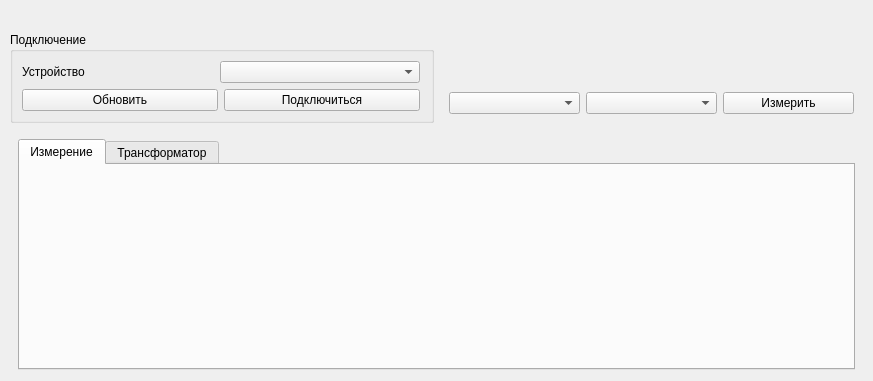
The window that devices/device_iks30a.ui (aarsmirnov/etl_probator) describes before a commit, drawn with Qt 5.
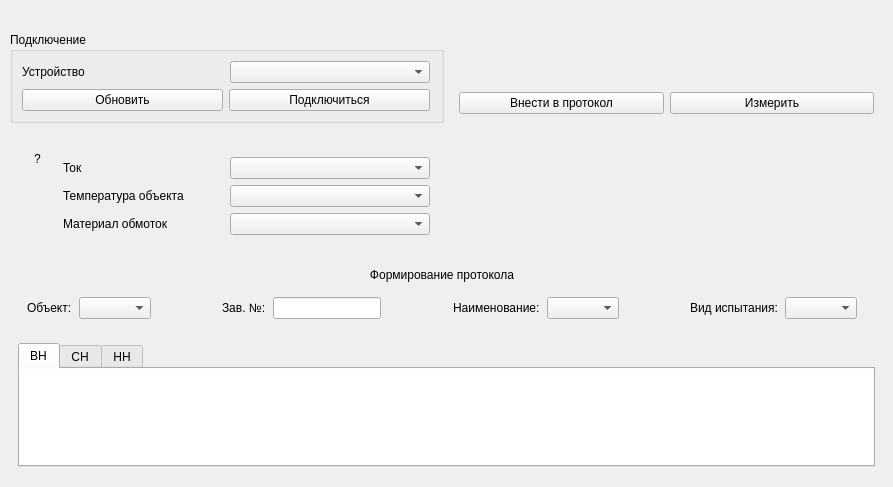
The same window after the commit. The open tabs and pages were chosen to show the change.

Patch:
```diff
--- a/devices/device_iks30a.ui
+++ b/devices/device_iks30a.ui
@@ -6,8 +6,8 @@
    <rect>
     <x>0</x>
     <y>0</y>
-    <width>873</width>
-    <height>381</height>
+    <width>893</width>
+    <height>487</height>
    </rect>
   </property>
   <property name="windowTitle">
@@ -170,10 +170,11 @@
          <item>
           <layout class="QHBoxLayout" name="horizontalLayout">
            <item>
-            <widget class="QComboBox" name="cbAmperage"/>
-           </item>
-           <item>
-            <widget class="QComboBox" name="cbMeasureType"/>
+            <widget class="QPushButton" name="pbProtocol">
+             <property name="text">
+              <string>Внести в протокол</string>
+             </property>
+            </widget>
            </item>
            <item>
             <widget class="QPushButton" name="pbMeasure">
@@ -196,93 +197,411 @@
       <number>1</number>
      </property>
      <widget class="QWidget" name="page1">
-      <layout class="QGridLayout" name="gridLayout">
-       <property name="bottomMargin">
-        <number>0</number>
-       </property>
+      <layout class="QGridLayout" name="gridLayout_5">
+       <item row="1" column="0">
+        <widget class="QWidget" name="wProtocol" native="true">
+         <property name="sizePolicy">
+          <sizepolicy hsizetype="Expanding" vsizetype="Preferred">
+           <horstretch>0</horstretch>
+           <verstretch>0</verstretch>
+          </sizepolicy>
+         </property>
+         <layout class="QVBoxLayout" name="verticalLayout_3">
+          <property name="leftMargin">
+           <number>0</number>
+          </property>
+          <item>
+           <widget class="QLabel" name="lblProtocolTitle">
+            <property name="text">
+             <string>Формирование протокола</string>
+            </property>
+            <property name="alignment">
+             <set>Qt::AlignCenter</set>
+            </property>
+           </widget>
+          </item>
+          <item>
+           <widget class="QWidget" name="wProtocolSettings" native="true">
+            <layout class="QHBoxLayout" name="horizontalLayout_7">
+             <property name="spacing">
+              <number>7</number>
+             </property>
+             <item>
+              <widget class="QLabel" name="lblObject">
+               <property name="sizePolicy">
+                <sizepolicy hsizetype="Fixed" vsizetype="Preferred">
+                 <horstretch>0</horstretch>
+                 <verstretch>0</verstretch>
+                </sizepolicy>
+               </property>
+               <property name="text">
+                <string>Объект:</string>
+               </property>
+              </widget>
+             </item>
+             <item>
+              <widget class="QComboBox" name="cbObject">
+               <property name="sizePolicy">
+                <sizepolicy hsizetype="Expanding" vsizetype="Fixed">
+                 <horstretch>0</horstretch>
+                 <verstretch>0</verstretch>
+                </sizepolicy>
+               </property>
+              </widget>
+             </item>
+             <item>
+              <spacer name="horizontalSpacer_5">
+               <property name="orientation">
+                <enum>Qt::Horizontal</enum>
+               </property>
+               <property name="sizeHint" stdset="0">
+                <size>
+                 <width>40</width>
+                 <height>20</height>
+                </size>
+               </property>
+              </spacer>
+             </item>
+             <item>
+              <widget class="QLabel" name="lblbNum">
+               <property name="sizePolicy">
+                <sizepolicy hsizetype="Fixed" vsizetype="Preferred">
+                 <horstretch>0</horstretch>
+                 <verstretch>0</verstretch>
+                </sizepolicy>
+               </property>
+               <property name="text">
+                <string>Зав. №:</string>
+               </property>
+              </widget>
+             </item>
+             <item>
+              <widget class="QLineEdit" name="lineEdit">
+               <property name="sizePolicy">
+                <sizepolicy hsizetype="Expanding" vsizetype="Fixed">
+                 <horstretch>0</horstretch>
+                 <verstretch>0</verstretch>
+                </sizepolicy>
+               </property>
+              </widget>
+             </item>
+             <item>
+              <spacer name="horizontalSpacer_6">
+               <property name="orientation">
+                <enum>Qt::Horizontal</enum>
+               </property>
+               <property name="sizeHint" stdset="0">
+                <size>
+                 <width>40</width>
+                 <height>20</height>
+                </size>
+               </property>
+              </spacer>
+             </item>
+             <item>
+              <widget class="QLabel" name="lblName">
+               <property name="sizePolicy">
+                <sizepolicy hsizetype="Fixed" vsizetype="Preferred">
+                 <horstretch>0</horstretch>
+                 <verstretch>0</verstretch>
+                </sizepolicy>
+               </property>
+               <property name="text">
+                <string>Наименование:</string>
+               </property>
+              </widget>
+             </item>
+             <item>
+              <widget class="QComboBox" name="cbName">
+               <property name="sizePolicy">
+                <sizepolicy hsizetype="Expanding" vsizetype="Fixed">
+                 <horstretch>0</horstretch>
+                 <verstretch>0</verstretch>
+                </sizepolicy>
+               </property>
+              </widget>
+             </item>
+             <item>
+              <spacer name="horizontalSpacer_7">
+               <property name="orientation">
+                <enum>Qt::Horizontal</enum>
+               </property>
+               <property name="sizeHint" stdset="0">
+                <size>
+                 <width>40</width>
+                 <height>20</height>
+                </size>
+               </property>
+              </spacer>
+             </item>
+             <item>
+              <widget class="QLabel" name="lblType">
+               <property name="sizePolicy">
+                <sizepolicy hsizetype="Fixed" vsizetype="Preferred">
+                 <horstretch>0</horstretch>
+                 <verstretch>0</verstretch>
+                </sizepolicy>
+               </property>
+               <property name="text">
+                <string>Вид испытания:</string>
+               </property>
+              </widget>
+             </item>
+             <item>
+              <widget class="QComboBox" name="cbType">
+               <property name="sizePolicy">
+                <sizepolicy hsizetype="Expanding" vsizetype="Fixed">
+                 <horstretch>0</horstretch>
+                 <verstretch>0</verstretch>
+                </sizepolicy>
+               </property>
+              </widget>
+             </item>
+            </layout>
+           </widget>
+          </item>
+         </layout>
+        </widget>
+       </item>
        <item row="0" column="0">
+        <widget class="QWidget" name="wParams" native="true">
+         <property name="sizePolicy">
+          <sizepolicy hsizetype="Preferred" vsizetype="Fixed">
+           <horstretch>0</horstretch>
+           <verstretch>0</verstretch>
+          </sizepolicy>
+         </property>
+         <layout class="QHBoxLayout" name="horizontalLayout_6">
+          <item>
+           <layout class="QVBoxLayout" name="verticalLayout_2">
+            <item>
+             <widget class="QToolButton" name="tbHelp">
+              <property name="text">
+               <string>?</string>
+              </property>
+              <property name="autoRaise">
+               <bool>true</bool>
+              </property>
+             </widget>
+            </item>
+            <item>
+             <spacer name="verticalSpacer_3">
+              <property name="orientation">
+               <enum>Qt::Vertical</enum>
+              </property>
+              <property name="sizeHint" stdset="0">
+               <size>
+                <width>20</width>
+                <height>40</height>
+               </size>
+              </property>
+             </spacer>
+            </item>
+           </layout>
+          </item>
+          <item>
+           <widget class="QWidget" name="wMeasureParams" native="true">
+            <layout class="QGridLayout" name="gridLayout">
+             <item row="0" column="0">
+              <widget class="QLabel" name="lblAmperage">
+               <property name="text">
+                <string>Ток</string>
+               </property>
+              </widget>
+             </item>
+             <item row="0" column="2">
+              <widget class="QComboBox" name="cbAmperage">
+               <property name="minimumSize">
+                <size>
+                 <width>200</width>
+                 <height>0</height>
+                </size>
+               </property>
+              </widget>
+             </item>
+             <item row="1" column="2">
+              <widget class="QComboBox" name="cbTemp">
+               <property name="minimumSize">
+                <size>
+                 <width>200</width>
+                 <height>0</height>
+                </size>
+               </property>
+              </widget>
+             </item>
+             <item row="1" column="0">
+              <widget class="QLabel" name="lblTemp">
+               <property name="text">
+                <string>Температура объекта</string>
+               </property>
+              </widget>
+             </item>
+             <item row="2" column="2">
+              <widget class="QComboBox" name="cbMaterial">
+               <property name="minimumSize">
+                <size>
+                 <width>200</width>
+                 <height>0</height>
+                </size>
+               </property>
+              </widget>
+             </item>
+             <item row="2" column="0">
+              <widget class="QLabel" name="lblMaterial">
+               <property name="text">
+                <string>Материал обмоток</string>
+               </property>
+              </widget>
+             </item>
+             <item row="0" column="1">
+              <spacer name="horizontalSpacer_2">
+               <property name="orientation">
+                <enum>Qt::Horizontal</enum>
+               </property>
+               <property name="sizeType">
+                <enum>QSizePolicy::Fixed</enum>
+               </property>
+               <property name="sizeHint" stdset="0">
+                <size>
+                 <width>40</width>
+                 <height>20</height>
+                </size>
+               </property>
+              </spacer>
+             </item>
+             <item row="1" column="1">
+              <spacer name="horizontalSpacer_3">
+               <property name="orientation">
+                <enum>Qt::Horizontal</enum>
+               </property>
+               <property name="sizeType">
+                <enum>QSizePolicy::Fixed</enum>
+               </property>
+               <property name="sizeHint" stdset="0">
+                <size>
+                 <width>40</width>
+                 <height>20</height>
+                </size>
+               </property>
+              </spacer>
+             </item>
+             <item row="2" column="1">
+              <spacer name="horizontalSpacer_4">
+               <property name="orientation">
+                <enum>Qt::Horizontal</enum>
+               </property>
+               <property name="sizeType">
+                <enum>QSizePolicy::Fixed</enum>
+               </property>
+               <property name="sizeHint" stdset="0">
+                <size>
+                 <width>40</width>
+                 <height>20</height>
+                </size>
+               </property>
+              </spacer>
+             </item>
+            </layout>
+           </widget>
+          </item>
+          <item>
+           <widget class="QLabel" name="lblMeasureResult">
+            <property name="sizePolicy">
+             <sizepolicy hsizetype="Expanding" vsizetype="Expanding">
+              <horstretch>0</horstretch>
+              <verstretch>0</verstretch>
+             </sizepolicy>
+            </property>
+            <property name="text">
+             <string/>
+            </property>
+           </widget>
+          </item>
+         </layout>
+        </widget>
+       </item>
+       <item row="2" column="0">
         <widget class="QTabWidget" name="tabWidget">
          <property name="currentIndex">
           <number>0</number>
          </property>
          <widget class="QWidget" name="tab1">
           <attribute name="title">
-           <string>Измерение</string>
+           <string>ВН</string>
           </attribute>
-          <layout class="QGridLayout" name="gridLayout_5">
+          <layout class="QGridLayout" name="gridLayout_7">
+           <property name="leftMargin">
+            <number>0</number>
+           </property>
+           <property name="topMargin">
+            <number>0</number>
+           </property>
+           <property name="rightMargin">
+            <number>0</number>
+           </property>
            <property name="bottomMargin">
             <number>0</number>
            </property>
            <item row="0" column="0">
-            <widget class="QStackedWidget" name="stackedWidget_2">
-             <property name="currentIndex">
-              <number>0</number>
+            <widget class="QTableView" name="tableView_2">
+             <property name="frameShape">
+              <enum>QFrame::NoFrame</enum>
              </property>
-             <widget class="QWidget" name="page">
-              <layout class="QGridLayout" name="gridLayout_8">
-               <property name="bottomMargin">
-                <number>0</number>
-               </property>
-               <item row="0" column="0">
-                <spacer name="verticalSpacer_5">
-                 <property name="orientation">
-                  <enum>Qt::Vertical</enum>
-                 </property>
-                 <property name="sizeHint" stdset="0">
-                  <size>
-                   <width>20</width>
-                   <height>28</height>
-                  </size>
-                 </property>
-                </spacer>
-               </item>
-               <item row="1" column="0">
-                <widget class="QLabel" name="lblMeasureStatus">
-                 <property name="text">
-                  <string/>
-                 </property>
-                 <property name="alignment">
-                  <set>Qt::AlignCenter</set>
-                 </property>
-                </widget>
-               </item>
-               <item row="2" column="0">
-                <spacer name="verticalSpacer_6">
-                 <property name="orientation">
-                  <enum>Qt::Vertical</enum>
-                 </property>
-                 <property name="sizeHint" stdset="0">
-                  <size>
-                   <width>20</width>
-                   <height>28</height>
-                  </size>
-                 </property>
-                </spacer>
-               </item>
-              </layout>
-             </widget>
-             <widget class="QWidget" name="page_2">
-              <layout class="QGridLayout" name="gridLayout_6">
-               <item row="2" column="0">
-                <widget class="QLabel" name="lblMeasureResult">
-                 <property name="text">
-                  <string/>
-                 </property>
-                 <property name="alignment">
-                  <set>Qt::AlignCenter</set>
-                 </property>
-                </widget>
-               </item>
-              </layout>
-             </widget>
             </widget>
            </item>
           </layout>
          </widget>
          <widget class="QWidget" name="tab2">
           <attribute name="title">
-           <string>Трансформатор</string>
+           <string>СН</string>
           </attribute>
+          <layout class="QGridLayout" name="gridLayout_6">
+           <property name="leftMargin">
+            <number>0</number>
+           </property>
+           <property name="topMargin">
+            <number>0</number>
+           </property>
+           <property name="rightMargin">
+            <number>0</number>
+           </property>
+           <property name="bottomMargin">
+            <number>0</number>
+           </property>
+           <item row="0" column="0">
+            <widget class="QTableView" name="tableView">
+             <property name="frameShape">
+              <enum>QFrame::NoFrame</enum>
+             </property>
+            </widget>
+           </item>
+          </layout>
+         </widget>
+         <widget class="QWidget" name="tabNn">
+          <attribute name="title">
+           <string>НН</string>
+          </attribute>
+          <layout class="QGridLayout" name="gridLayout_8">
+           <property name="leftMargin">
+            <number>0</number>
+           </property>
+           <property name="topMargin">
+            <number>0</number>
+           </property>
+           <property name="rightMargin">
+            <number>0</number>
+           </property>
+           <property name="bottomMargin">
+            <number>0</number>
+           </property>
+           <item row="0" column="0">
+            <widget class="QTableView" name="tableView_3">
+             <property name="frameShape">
+              <enum>QFrame::NoFrame</enum>
+             </property>
+            </widget>
+           </item>
+          </layout>
          </widget>
         </widget>
        </item>
```
Left out of the diff: 66 changed lines with no effect on the pictures.
